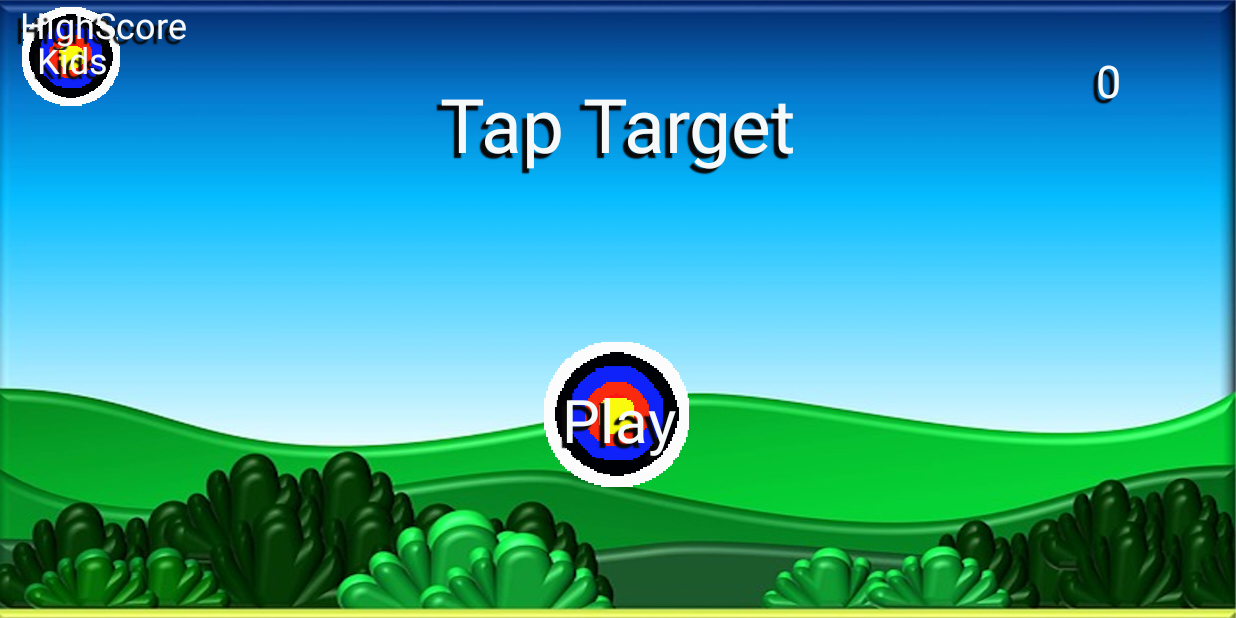
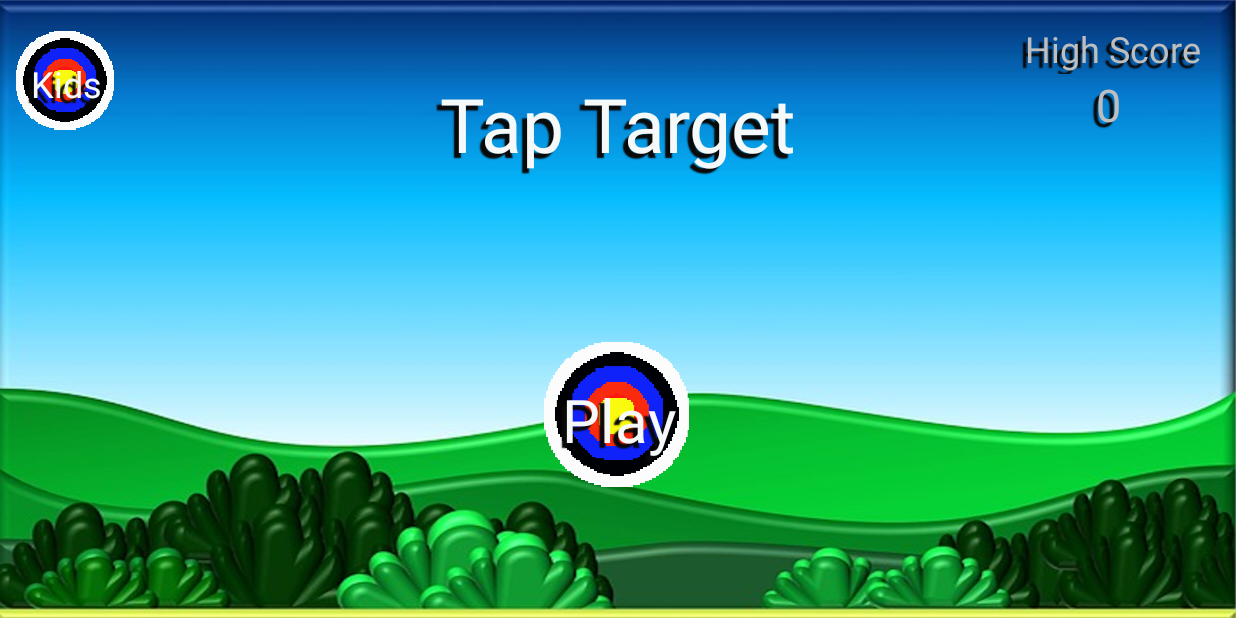
Before and after one commit to J-Thompson12/TapTarget, an Android app: the screen it shows after launch (MainActivity), on a phone screen of 824 x 412 dp (held sideways). Run offline under Robolectric (Android 15) with nearby library versions, the light colour scheme and no system bars.

Commit message:
fixed highscore txt and changed kids target location

```diff
--- a/app/src/main/res/layout/activity_main.xml
+++ b/app/src/main/res/layout/activity_main.xml
@@ -34,16 +34,16 @@
             android:shadowRadius="0.5"
             android:shadowColor="@color/colorAccent"
             android:background="@drawable/target_main" android:textSize="24sp" android:textColor="@color/colorPrimary"
-            android:layout_marginStart="8dp"
+            android:layout_marginStart="4dp"
             app:layout_constraintStart_toStartOf="parent"
-            app:layout_constraintTop_toTopOf="parent" android:textAlignment="center"/>
+            app:layout_constraintTop_toTopOf="parent" android:textAlignment="center" android:layout_marginTop="16dp"/>
     <TextView
             android:text="Score"
             android:layout_width="181dp"
             android:layout_height="54dp"
             android:id="@+id/textView"
             android:textSize="30sp"
-            android:layout_marginBottom="20dp"
+            android:layout_marginBottom="28dp"
             app:layout_constraintEnd_toEndOf="parent"
             android:textColor="@color/colorPrimary" android:textAppearance="@style/TextAppearance.AppCompat"
             android:layout_marginEnd="8dp" android:layout_marginStart="8dp"
@@ -52,8 +52,7 @@
             android:shadowColor="@color/colorAccent"
             android:shadowDx="-5"
             android:shadowDy="5"
-            android:shadowRadius="0.5" app:layout_constraintBottom_toTopOf="@+id/playButton"
-            android:layout_marginTop="8dp" app:layout_constraintTop_toBottomOf="@+id/textView2"/>
+            android:shadowRadius="0.5" app:layout_constraintBottom_toTopOf="@+id/playButton"/>
     <TextView
             android:text="Tap Target"
             android:layout_width="276dp"
@@ -68,17 +67,16 @@
             android:shadowRadius="0.5"
             android:shadowColor="@color/colorAccent" app:layout_constraintVertical_bias="0.335"/>
     <TextView
-            android:text="HighScore"
+            android:text=" High Score"
             android:layout_width="138dp"
             android:layout_height="33dp"
             android:shadowDx="-5"
             android:shadowDy="5"
             android:shadowRadius="0.5"
             android:shadowColor="@color/colorAccent"
-            android:id="@+id/textView3" android:textSize="24sp"
-            android:textAlignment="center"
-            android:textColor="@color/colorPrimary" tools:layout_editor_absoluteY="16dp"
-            tools:layout_editor_absoluteX="438dp"/>
+            android:id="@+id/textView3" android:textSize="24sp" android:layout_marginEnd="16dp"
+            app:layout_constraintEnd_toEndOf="parent" android:layout_marginTop="16dp"
+            app:layout_constraintTop_toTopOf="parent" android:textAlignment="center"/>
     <TextView
             android:text="0"
             android:layout_width="138dp"
@@ -90,5 +88,5 @@
             android:id="@+id/highScoreTxt" android:textSize="30sp" android:layout_marginEnd="16dp"
             app:layout_constraintEnd_toEndOf="parent"
             android:textAlignment="center"
-            app:layout_constraintTop_toBottomOf="@+id/textView3" android:textColor="@color/colorPrimary"/>
+            app:layout_constraintTop_toBottomOf="@+id/textView3"/>
 </android.support.constraint.ConstraintLayout>
```
